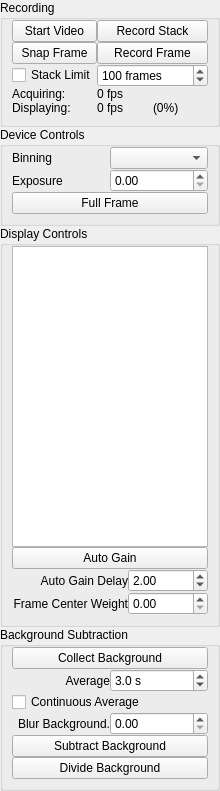
First picture: the form in lib/devices/Camera/CameraInterfaceTemplate.ui, repository acq4/acq4, before the edit.
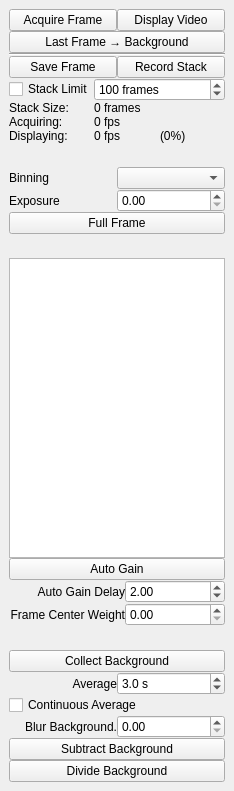
Second picture: the form after the edit. Custom widgets are drawn as their Qt base class.

Commit message: persistent frames working again

```diff
--- a/lib/devices/Camera/CameraInterfaceTemplate.ui
+++ b/lib/devices/Camera/CameraInterfaceTemplate.ui
@@ -6,25 +6,170 @@
    <rect>
     <x>0</x>
     <y>0</y>
-    <width>220</width>
+    <width>234</width>
     <height>791</height>
    </rect>
   </property>
   <property name="windowTitle">
    <string>Form</string>
   </property>
-  <layout class="QGridLayout" name="gridLayout_3">
-   <property name="margin">
-    <number>0</number>
-   </property>
+  <layout class="QVBoxLayout" name="verticalLayout">
    <property name="spacing">
+    <number>15</number>
+   </property>
+   <property name="margin">
     <number>0</number>
    </property>
-   <item row="1" column="0">
-    <widget class="QGroupBox" name="groupBox_2">
-     <property name="title">
-      <string>Device Controls</string>
-     </property>
+   <item>
+    <widget class="QWidget" name="recordCtrlWidget" native="true">
+     <layout class="QGridLayout" name="gridLayout_3">
+      <property name="spacing">
+       <number>0</number>
+      </property>
+      <item row="0" column="1">
+       <widget class="QPushButton" name="acquireVideoBtn">
+        <property name="toolTip">
+         <string>Start/stop camera acquisition.
+In general, this can just stay on always.</string>
+        </property>
+        <property name="text">
+         <string>Display Video</string>
+        </property>
+        <property name="checkable">
+         <bool>true</bool>
+        </property>
+       </widget>
+      </item>
+      <item row="0" column="0">
+       <widget class="QPushButton" name="acquireFrameBtn">
+        <property name="text">
+         <string>Acquire Frame</string>
+        </property>
+       </widget>
+      </item>
+      <item row="4" column="0" colspan="2">
+       <widget class="Line" name="line">
+        <property name="orientation">
+         <enum>Qt::Horizontal</enum>
+        </property>
+       </widget>
+      </item>
+      <item row="6" column="1">
+       <widget class="QPushButton" name="recordStackBtn">
+        <property name="toolTip">
+         <string>Start/stop recording frames as they are acquired. 
+Frames are written to the current storage directory set in 
+the data manager window.</string>
+        </property>
+        <property name="text">
+         <string>Record Stack</string>
+        </property>
+        <property name="checkable">
+         <bool>true</bool>
+        </property>
+        <property name="flat">
+         <bool>false</bool>
+        </property>
+       </widget>
+      </item>
+      <item row="7" column="0" colspan="2">
+       <layout class="QGridLayout" name="gridLayout">
+        <item row="0" column="0">
+         <widget class="QCheckBox" name="recordXframesCheck">
+          <property name="text">
+           <string>Stack Limit</string>
+          </property>
+         </widget>
+        </item>
+        <item row="0" column="1" colspan="2">
+         <widget class="QSpinBox" name="recordXframesSpin">
+          <property name="enabled">
+           <bool>true</bool>
+          </property>
+          <property name="suffix">
+           <string> frames</string>
+          </property>
+          <property name="minimum">
+           <number>1</number>
+          </property>
+          <property name="maximum">
+           <number>1000000</number>
+          </property>
+          <property name="value">
+           <number>100</number>
+          </property>
+         </widget>
+        </item>
+        <item row="1" column="0">
+         <widget class="QLabel" name="label_9">
+          <property name="text">
+           <string>Stack Size:</string>
+          </property>
+         </widget>
+        </item>
+        <item row="1" column="1">
+         <widget class="ValueLabel" name="stackSizeLabel">
+          <property name="text">
+           <string>0 frames</string>
+          </property>
+         </widget>
+        </item>
+        <item row="2" column="0">
+         <widget class="QLabel" name="label">
+          <property name="text">
+           <string>Acquiring:</string>
+          </property>
+         </widget>
+        </item>
+        <item row="2" column="1">
+         <widget class="ValueLabel" name="fpsLabel">
+          <property name="text">
+           <string>0 fps</string>
+          </property>
+         </widget>
+        </item>
+        <item row="3" column="0">
+         <widget class="QLabel" name="label_7">
+          <property name="text">
+           <string>Displaying:</string>
+          </property>
+         </widget>
+        </item>
+        <item row="3" column="1">
+         <widget class="ValueLabel" name="displayFpsLabel">
+          <property name="text">
+           <string>0 fps</string>
+          </property>
+         </widget>
+        </item>
+        <item row="3" column="2">
+         <widget class="ValueLabel" name="displayPercentLabel">
+          <property name="text">
+           <string>(0%)</string>
+          </property>
+         </widget>
+        </item>
+       </layout>
+      </item>
+      <item row="6" column="0">
+       <widget class="FeedbackButton" name="saveFrameBtn">
+        <property name="text">
+         <string>Save Frame</string>
+        </property>
+       </widget>
+      </item>
+      <item row="3" column="0" colspan="2">
+       <widget class="QPushButton" name="frameToBgBtn">
+        <property name="text">
+         <string>Last Frame → Background</string>
+        </property>
+       </widget>
+      </item>
+     </layout>
+    </widget>
+   </item>
+   <item>
+    <widget class="QWidget" name="devCtrlWidget" native="true">
      <layout class="QGridLayout" name="gridLayout_4">
       <property name="topMargin">
        <number>0</number>
@@ -75,11 +220,8 @@
      </layout>
     </widget>
    </item>
-   <item row="2" column="0">
-    <widget class="QGroupBox" name="groupBox_3">
-     <property name="title">
-      <string>Display Controls</string>
-     </property>
+   <item>
+    <widget class="QWidget" name="displayCtrlWidget" native="true">
      <layout class="QGridLayout" name="gridLayout_2">
       <property name="topMargin">
        <number>0</number>
@@ -161,11 +303,8 @@
      </layout>
     </widget>
    </item>
-   <item row="3" column="0" rowspan="2">
-    <widget class="QGroupBox" name="groupBox_4">
-     <property name="title">
-      <string>Background Subtraction</string>
-     </property>
+   <item>
+    <widget class="QWidget" name="bgSubtractWidget" native="true">
      <layout class="QGridLayout" name="gridLayout_5">
       <property name="topMargin">
        <number>0</number>
@@ -279,137 +418,6 @@
      </layout>
     </widget>
    </item>
-   <item row="0" column="0">
-    <widget class="QGroupBox" name="groupBox">
-     <property name="title">
-      <string>Recording</string>
-     </property>
-     <layout class="QGridLayout" name="gridLayout">
-      <property name="topMargin">
-       <number>0</number>
-      </property>
-      <property name="spacing">
-       <number>0</number>
-      </property>
-      <item row="7" column="1" colspan="2">
-       <widget class="QSpinBox" name="recordXframesSpin">
-        <property name="enabled">
-         <bool>true</bool>
-        </property>
-        <property name="suffix">
-         <string> frames</string>
-        </property>
-        <property name="minimum">
-         <number>1</number>
-        </property>
-        <property name="maximum">
-         <number>1000000</number>
-        </property>
-        <property name="value">
-         <number>100</number>
-        </property>
-       </widget>
-      </item>
-      <item row="9" column="0">
-       <widget class="QLabel" name="label_7">
-        <property name="text">
-         <string>Displaying:</string>
-        </property>
-       </widget>
-      </item>
-      <item row="0" column="0">
-       <widget class="QPushButton" name="btnAcquire">
-        <property name="toolTip">
-         <string>Start/stop camera acquisition.
-In general, this can just stay on always.</string>
-        </property>
-        <property name="text">
-         <string>Start Video</string>
-        </property>
-        <property name="checkable">
-         <bool>true</bool>
-        </property>
-       </widget>
-      </item>
-      <item row="7" column="0">
-       <widget class="QCheckBox" name="recordXframesCheck">
-        <property name="text">
-         <string>Stack Limit</string>
-        </property>
-       </widget>
-      </item>
-      <item row="1" column="0">
-       <widget class="FeedbackButton" name="btnSnap">
-        <property name="toolTip">
-         <string>&lt;!DOCTYPE HTML PUBLIC &quot;-//W3C//DTD HTML 4.0//EN&quot; &quot;http://www.w3.org/TR/REC-html40/strict.dtd&quot;&gt;
-&lt;html&gt;&lt;head&gt;&lt;meta name=&quot;qrichtext&quot; content=&quot;1&quot; /&gt;&lt;style type=&quot;text/css&quot;&gt;
-p, li { white-space: pre-wrap; }
-&lt;/style&gt;&lt;/head&gt;&lt;body style=&quot; font-family:'MS Shell Dlg 2'; font-size:8.25pt; font-weight:400; font-style:normal;&quot;&gt;
-&lt;p style=&quot; margin-top:0px; margin-bottom:0px; margin-left:0px; margin-right:0px; -qt-block-indent:0; text-indent:0px;&quot;&gt;&lt;span style=&quot; font-size:8pt;&quot;&gt;Record a single frame. &lt;/span&gt;&lt;/p&gt;
-&lt;p style=&quot; margin-top:0px; margin-bottom:0px; margin-left:0px; margin-right:0px; -qt-block-indent:0; text-indent:0px;&quot;&gt;&lt;span style=&quot; font-size:8pt;&quot;&gt;Image is written to the current storage directory set in &lt;/span&gt;&lt;/p&gt;
-&lt;p style=&quot; margin-top:0px; margin-bottom:0px; margin-left:0px; margin-right:0px; -qt-block-indent:0; text-indent:0px;&quot;&gt;&lt;span style=&quot; font-size:8pt;&quot;&gt;the data manager window.&lt;/span&gt;&lt;/p&gt;&lt;/body&gt;&lt;/html&gt;</string>
-        </property>
-        <property name="text">
-         <string>Snap Frame</string>
-        </property>
-       </widget>
-      </item>
-      <item row="0" column="1" colspan="2">
-       <widget class="QPushButton" name="btnRecord">
-        <property name="toolTip">
-         <string>Start/stop recording frames as they are acquired. 
-Frames are written to the current storage directory set in 
-the data manager window.</string>
-        </property>
-        <property name="text">
-         <string>Record Stack</string>
-        </property>
-        <property name="checkable">
-         <bool>true</bool>
-        </property>
-        <property name="flat">
-         <bool>false</bool>
-        </property>
-       </widget>
-      </item>
-      <item row="8" column="0">
-       <widget class="QLabel" name="label">
-        <property name="text">
-         <string>Acquiring:</string>
-        </property>
-       </widget>
-      </item>
-      <item row="9" column="1">
-       <widget class="ValueLabel" name="displayFpsLabel">
-        <property name="text">
-         <string>0 fps</string>
-        </property>
-       </widget>
-      </item>
-      <item row="1" column="1" colspan="2">
-       <widget class="QPushButton" name="pushButton">
-        <property name="text">
-         <string>Record Frame</string>
-        </property>
-       </widget>
-      </item>
-      <item row="9" column="2">
-       <widget class="ValueLabel" name="displayPercentLabel">
-        <property name="text">
-         <string>(0%)</string>
-        </property>
-       </widget>
-      </item>
-      <item row="8" column="1" colspan="2">
-       <widget class="ValueLabel" name="fpsLabel">
-        <property name="text">
-         <string>0 fps</string>
-        </property>
-       </widget>
-      </item>
-     </layout>
-    </widget>
-   </item>
   </layout>
  </widget>
  <customwidgets>
```
The commit also changes 7 other files.
